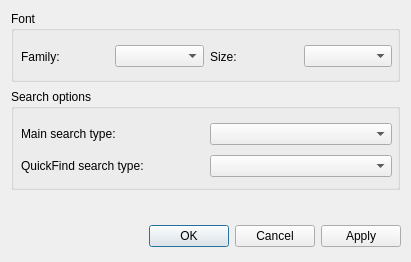
Above: optionsdialog.ui from nickbnf/glogg before the change. Below: the same form after it.
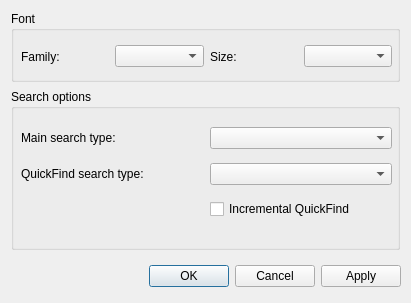
That is the form after the change.

Commit message:
Add an option to enable/disable incremental quickfind.
This will be on by default for both new installs and upgrade.

```diff
--- a/optionsdialog.ui
+++ b/optionsdialog.ui
@@ -7,7 +7,7 @@
     <x>0</x>
     <y>0</y>
     <width>411</width>
-    <height>262</height>
+    <height>303</height>
    </rect>
   </property>
   <property name="sizePolicy">
@@ -23,7 +23,7 @@
    <property name="geometry">
     <rect>
      <x>60</x>
-     <y>220</y>
+     <y>260</y>
      <width>341</width>
      <height>32</height>
     </rect>
@@ -41,7 +41,7 @@
      <x>11</x>
      <y>89</y>
      <width>389</width>
-     <height>101</height>
+     <height>161</height>
     </rect>
    </property>
    <property name="title">
@@ -53,7 +53,7 @@
       <x>10</x>
       <y>30</y>
       <width>371</width>
-      <height>62</height>
+      <height>111</height>
      </rect>
     </property>
     <layout class="QGridLayout" name="gridLayout">
@@ -77,6 +77,16 @@
      <item row="1" column="1">
       <widget class="QComboBox" name="quickFindSearchBox"/>
      </item>
+     <item row="4" column="1">
+      <widget class="QCheckBox" name="incrementalCheckBox">
+       <property name="layoutDirection">
+        <enum>Qt::LeftToRight</enum>
+       </property>
+       <property name="text">
+        <string>Incremental QuickFind</string>
+       </property>
+      </widget>
+     </item>
     </layout>
    </widget>
   </widget>
```
The commit also changes 6 other files.
